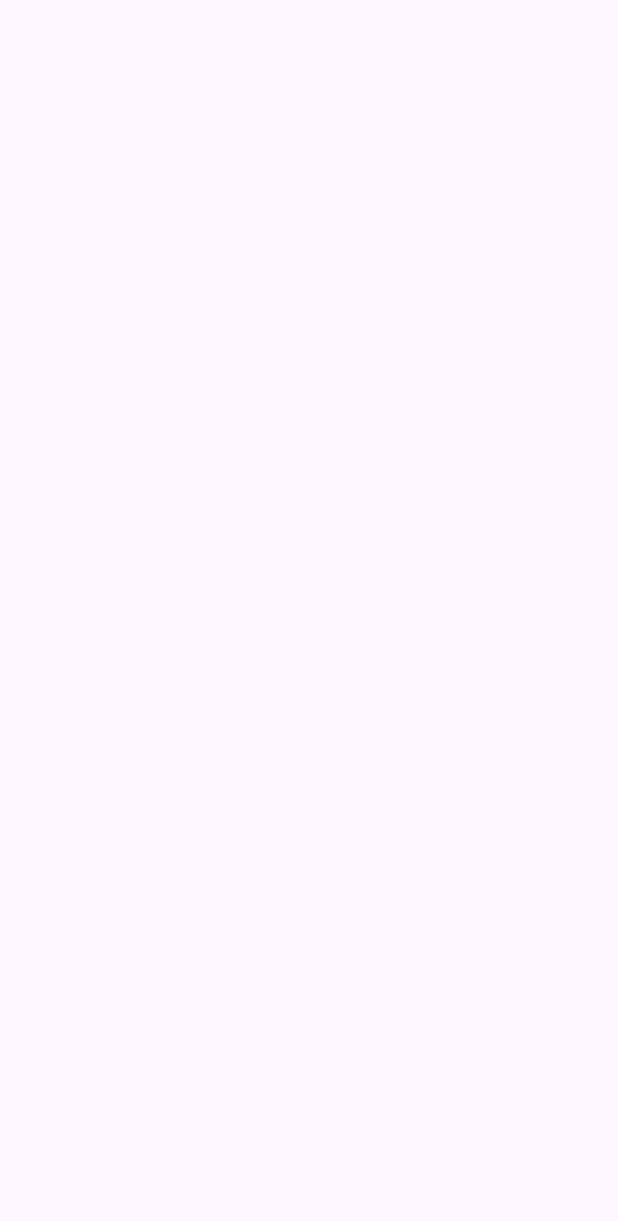
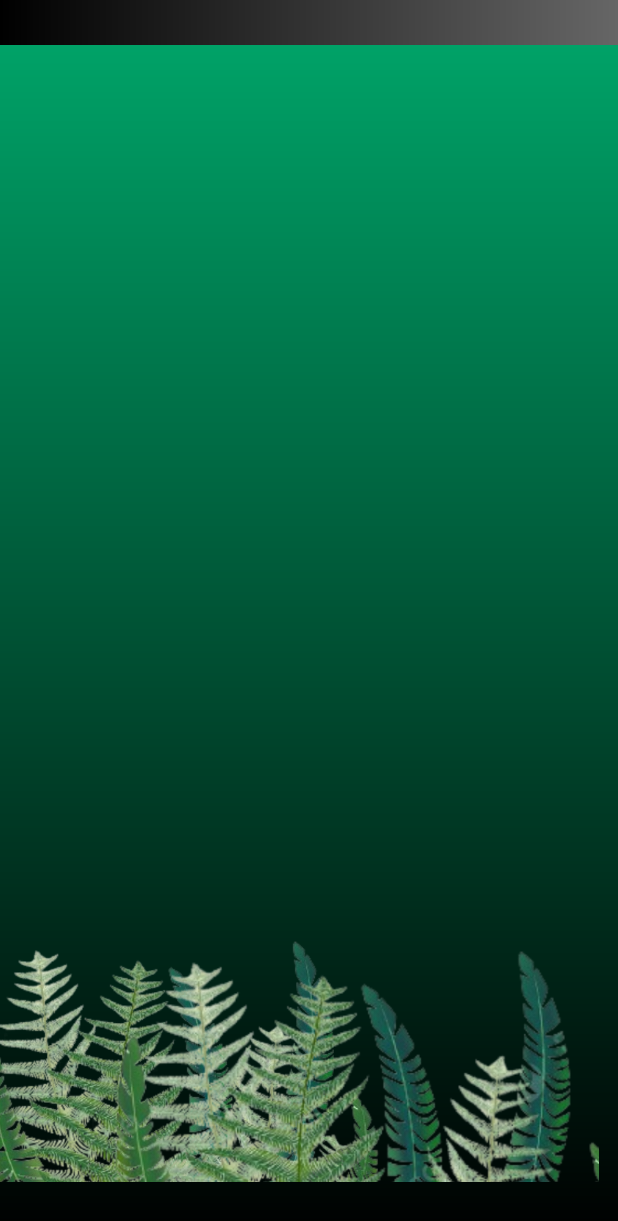
Before and after one commit to Ranudi-Kariyapperuma/Snakify, an Android app: the dashboard screen opened directly, with no data from a screen before it, on a phone screen of 412 x 824 dp. Before the commit the part shown is empty. Shown: the top 1221 px of the screen. Run offline under Robolectric (Android 15) with nearby library versions, the phone set to English and light mode, and no system bars.

Commit message:
dashboard xml

```diff
--- a/app/src/main/res/layout/activity_dashboard.xml
+++ b/app/src/main/res/layout/activity_dashboard.xml
@@ -4,6 +4,58 @@
     xmlns:tools="http://schemas.android.com/tools"
     android:layout_width="match_parent"
     android:layout_height="match_parent"
+    android:background="@drawable/other_background"
     tools:context=".dashboard">
 
+    <androidx.appcompat.widget.Toolbar
+        android:id="@+id/toolbar"
+        android:layout_width="match_parent"
+        android:layout_height="30dp"
+        android:background="@drawable/toolbargradient"
+        android:gravity="center"
+        app:layout_constraintTop_toTopOf="parent"
+        app:layout_constraintStart_toStartOf="parent"
+        app:layout_constraintEnd_toEndOf="parent"/>
+
+    <RelativeLayout
+        android:id="@+id/myRelativeLayout"
+        android:layout_width="399dp"
+        android:layout_height="781dp"
+        app:layout_constraintBottom_toBottomOf="parent"
+        app:layout_constraintEnd_toEndOf="parent"
+        app:layout_constraintHorizontal_bias="0.0"
+        app:layout_constraintStart_toStartOf="parent"
+        app:layout_constraintTop_toTopOf="parent"
+        app:layout_constraintVertical_bias="0.152">
+
+    <ImageView
+        android:id="@+id/grassLeft"
+        android:layout_width="367dp"
+        android:layout_height="421dp"
+        android:layout_alignParentStart="true"
+        android:layout_alignParentBottom="true"
+        android:layout_marginStart="-78dp"
+        android:layout_marginBottom="-211dp"
+        android:scaleType="fitCenter"
+        android:src="@drawable/tree"
+        android:contentDescription="@string/grassleft" />
+
+
+    <ImageView
+        android:id="@+id/grassRight"
+        android:layout_width="wrap_content"
+        android:layout_height="wrap_content"
+        android:layout_alignParentEnd="true"
+        android:layout_alignParentBottom="true"
+        android:layout_marginEnd="-65dp"
+        android:layout_marginBottom="-300dp"
+        android:scaleType="fitCenter"
+        android:src="@drawable/tree"
+        android:contentDescription="@string/grassright" />
+
+
+
+    </RelativeLayout>
+
+
 </androidx.constraintlayout.widget.ConstraintLayout>
```
